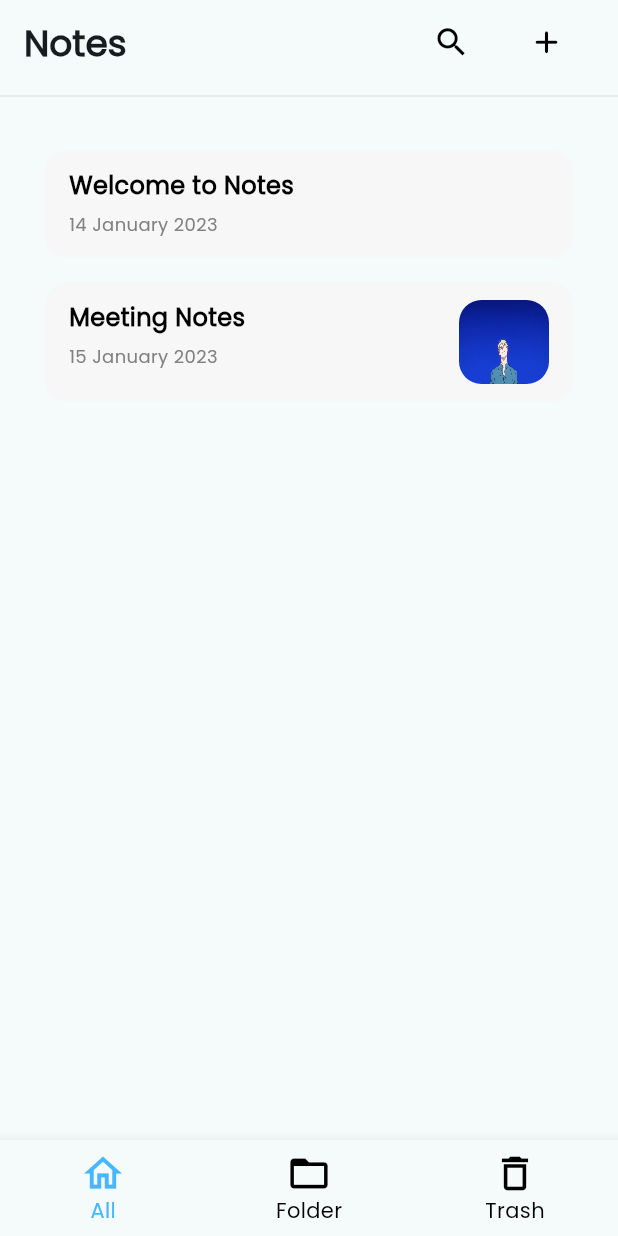
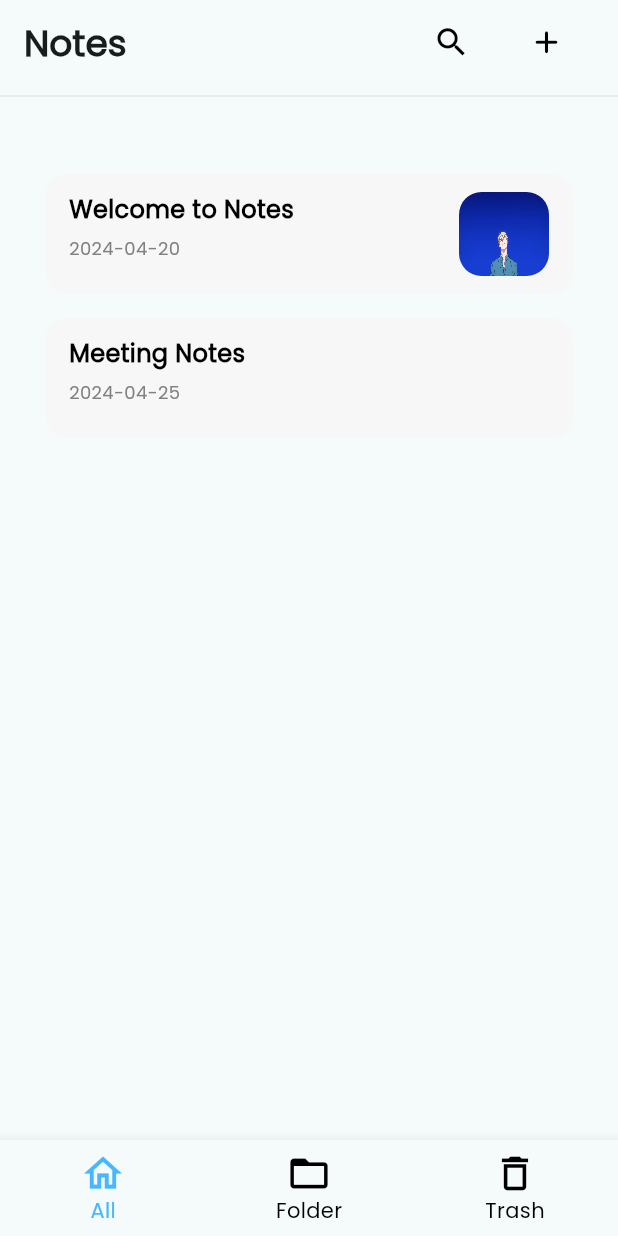
Before and after one commit to saganon/notes-app, a Flutter app: the screen it shows after launch, on a phone screen of 412 x 824 dp. Run offline on Flutter 3.47's test engine with Material 3 defaults, Android fonts, the phone set to English and light mode, and no system bars.

Commit message:
using data from dummy

```diff
--- /dev/null
+++ b/lib/dummy/notes_dummy.dart
@@ -0,0 +1,18 @@
+class NotesDummy {
+  static const List<dynamic> notes = [
+    {
+      "id": 1,
+      "title": "Welcome to Notes",
+      "createdAt": "2024-04-19",
+      "updatedAt": "2024-04-20",
+      "image": "images/dummy-notes-img.png",
+    },
+    {
+      "id": 2,
+      "title": "Meeting Notes",
+      "createdAt": "2024-04-15",
+      "updatedAt": "2024-04-25",
+      "image": null,
+    }
+  ];
+}
--- a/lib/screens/all_notes.dart
+++ b/lib/screens/all_notes.dart
@@ -1,4 +1,5 @@
 import 'package:flutter/material.dart';
+import 'package:notes_app/dummy/notes_dummy.dart';
 
 class AllNotes extends StatelessWidget {
   const AllNotes({super.key});
@@ -11,50 +12,11 @@ class AllNotes extends StatelessWidget {
           right: 30.0,
           top: 28.0,
         ),
-      child: Column(
-        children: [
-          Container(
-            height: 72,
-            width: MediaQuery.of(context).size.width,
-            padding: const EdgeInsets.only(
-              left: 16.0,
-              top: 12.0,
-              bottom: 12.0,
-            ),
-            decoration: const BoxDecoration(
-              color: Color.fromRGBO(247, 247, 247, 1),
-              borderRadius: BorderRadius.all(Radius.circular(15)),
-            ),
-            child: Column(
-              crossAxisAlignment: CrossAxisAlignment.start,
-              children: [
-                const Text(
-                  'Welcome to Notes',
-                  style: TextStyle(
-                    fontSize: 16,
-                    fontWeight: FontWeight.w700,
-                    fontFamily: 'Poppins',
-                    color: Color.fromRGBO(0, 0, 0, 1),
-                  ),
-                ),
-                Container(
-                  margin: const EdgeInsets.only(
-                    top: 6.0,
-                  ),
-                  child: const Text(
-                    '14 January 2023',
-                    style: TextStyle(
-                      fontSize: 12,
-                      fontWeight: FontWeight.w400,
-                      fontFamily: 'Poppins',
-                      color: Color.fromRGBO(129, 129, 129, 1),
-                    ),
-                  ),
-                ),
-              ],
-            ),
-          ),
-          Container(
+        child: ListView.builder(
+            itemCount: NotesDummy.notes.length,
+            itemBuilder: (BuildContext context, int index) {
+              var data = NotesDummy.notes[index];
+              return Container(
                 height: 80,
                 width: MediaQuery.of(context).size.width,
                 margin: const EdgeInsets.only(
@@ -78,9 +40,9 @@ class AllNotes extends StatelessWidget {
                       child: Column(
                         crossAxisAlignment: CrossAxisAlignment.start,
                         children: [
-                      const Text(
-                        'Meeting Notes',
-                        style: TextStyle(
+                          Text(
+                            data['title'],
+                            style: const TextStyle(
                               fontSize: 16,
                               fontWeight: FontWeight.w700,
                               fontFamily: 'Poppins',
@@ -91,9 +53,9 @@ class AllNotes extends StatelessWidget {
                             margin: const EdgeInsets.only(
                               top: 6.0,
                             ),
-                        child: const Text(
-                          '15 January 2023',
-                          style: TextStyle(
+                            child: Text(
+                              data['updatedAt'],
+                              style: const TextStyle(
                                 fontSize: 12,
                                 fontWeight: FontWeight.w400,
                                 fontFamily: 'Poppins',
@@ -104,24 +66,25 @@ class AllNotes extends StatelessWidget {
                         ],
                       ),
                     ),
-                Container(
+                    data['image'] != null
+                        ? Container(
                             height: 80,
                             width: 60,
                             key: const ValueKey("Notes Image"),
-                  decoration: const BoxDecoration(
-                    borderRadius: BorderRadius.all(Radius.circular(15)),
+                            decoration: BoxDecoration(
+                              borderRadius:
+                                  const BorderRadius.all(Radius.circular(15)),
                               image: DecorationImage(
-                      image: AssetImage('images/dummy-notes-img.png'),
+                                image: AssetImage(data['image']),
                                 fit: BoxFit.fill,
                                 filterQuality: FilterQuality.high,
                               ),
                             ),
-                ),
-              ],
-            ),
                           )
+                        : Container(),
                   ],
                 ),
               );
+            }));
   }
 }
```
Lines whose indentation alone changed are shown as unchanged.
